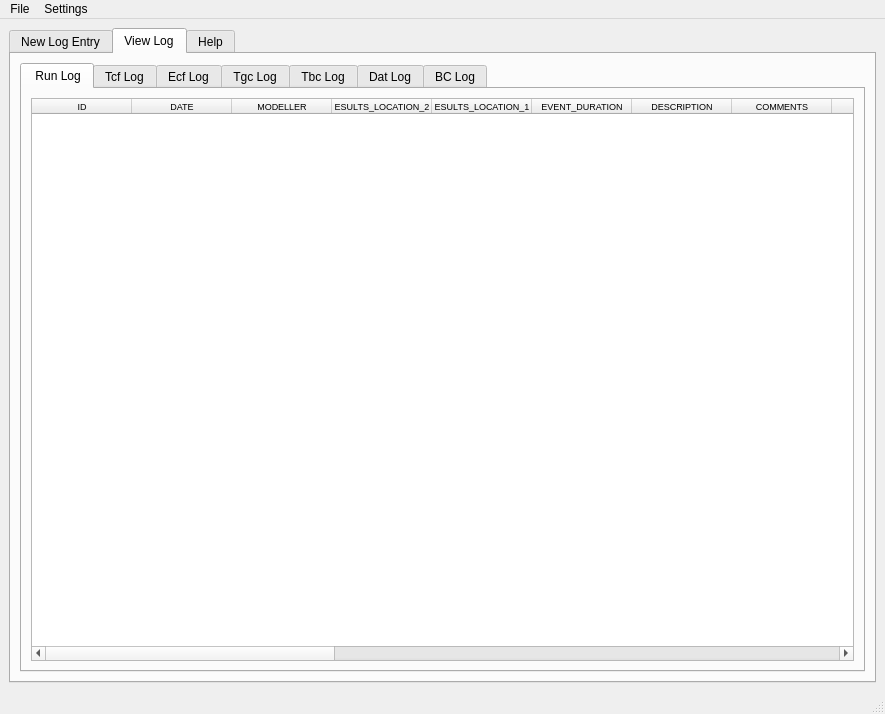
First picture: the form in src/logit/LogIT_UI.ui, repository ErmeviewEnvironmentalLtd/LogIT, before the edit.
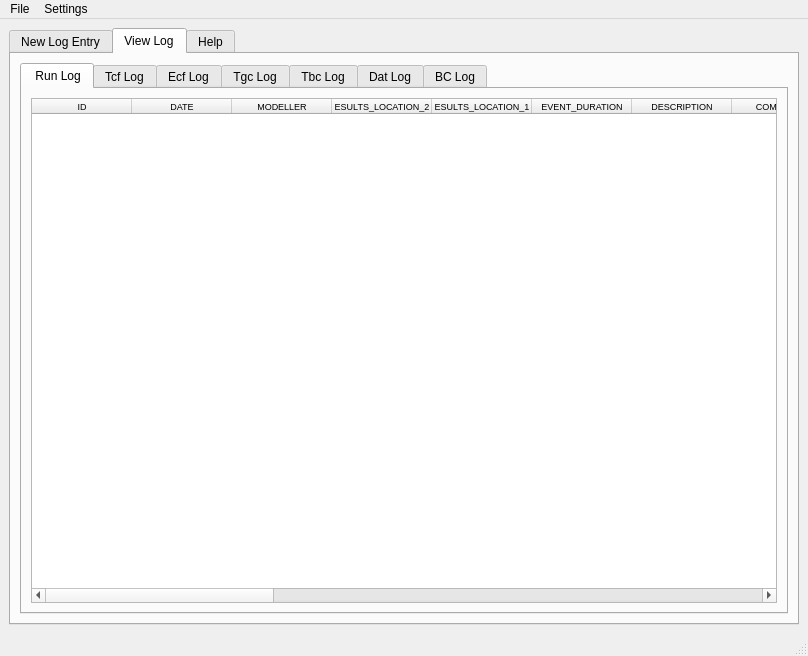
Second picture: the form after the edit. The open tabs and pages were chosen to show the change. Icons and pictures are not drawn.

Commit message:
Added extension to loaded filenames and fixed font issue in tables.
The file name extension was not being included in the model load
from LogBuilder. This was added and then a bug was fixed in tmactools
from a mistypes call to getFileNameAndExtension.

Diff of the .ui file:
```diff
--- a/src/logit/LogIT_UI.ui
+++ b/src/logit/LogIT_UI.ui
@@ -6,8 +6,8 @@
    <rect>
     <x>0</x>
     <y>0</y>
-    <width>885</width>
-    <height>714</height>
+    <width>808</width>
+    <height>656</height>
    </rect>
   </property>
   <property name="sizePolicy">
@@ -2128,15 +2128,6 @@
                 <height>16777215</height>
                </size>
               </property>
-              <property name="font">
-               <font>
-                <family>MS Shell Dlg 2</family>
-                <pointsize>7</pointsize>
-                <weight>50</weight>
-                <italic>false</italic>
-                <bold>false</bold>
-               </font>
-              </property>
               <property name="toolTip">
                <string>&lt;html&gt;&lt;head/&gt;&lt;body&gt;&lt;p&gt;&lt;span style=&quot; font-size:9pt;&quot;&gt;Right-click row entry to delete or update&lt;/span&gt;&lt;/p&gt;&lt;/body&gt;&lt;/html&gt;</string>
               </property>
@@ -3155,7 +3146,7 @@
     <rect>
      <x>0</x>
      <y>0</y>
-     <width>885</width>
+     <width>808</width>
      <height>21</height>
     </rect>
    </property>
```
Left out of the diff: 108 changed lines with no effect on the pictures. The commit also changes 10 other files.
